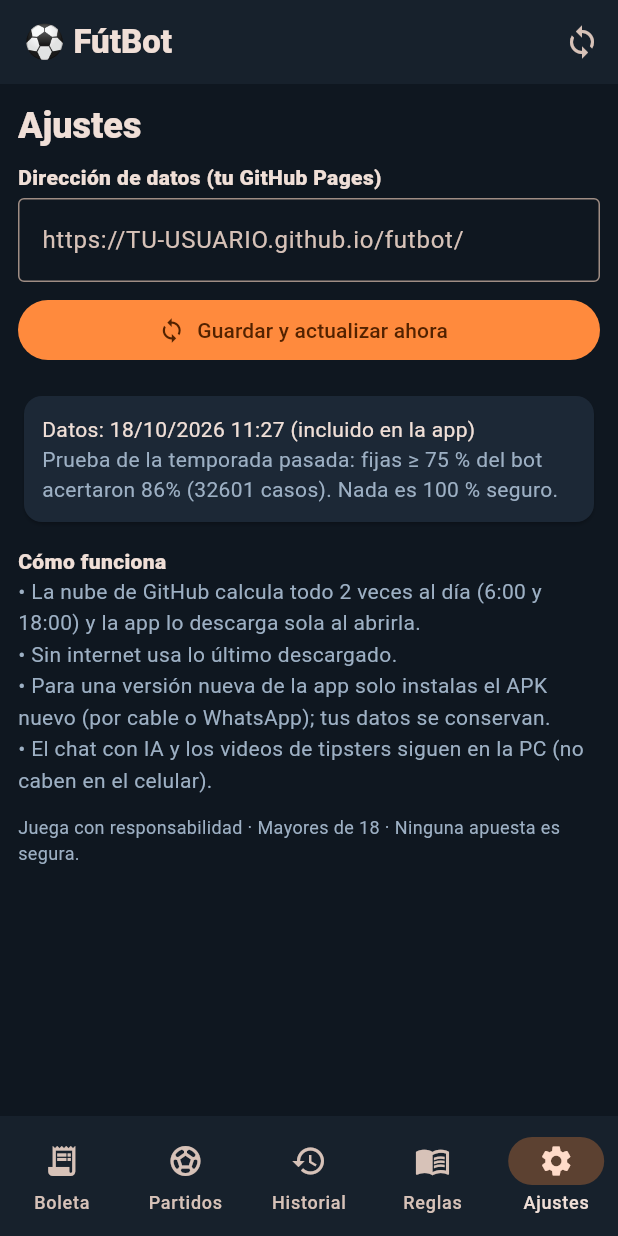
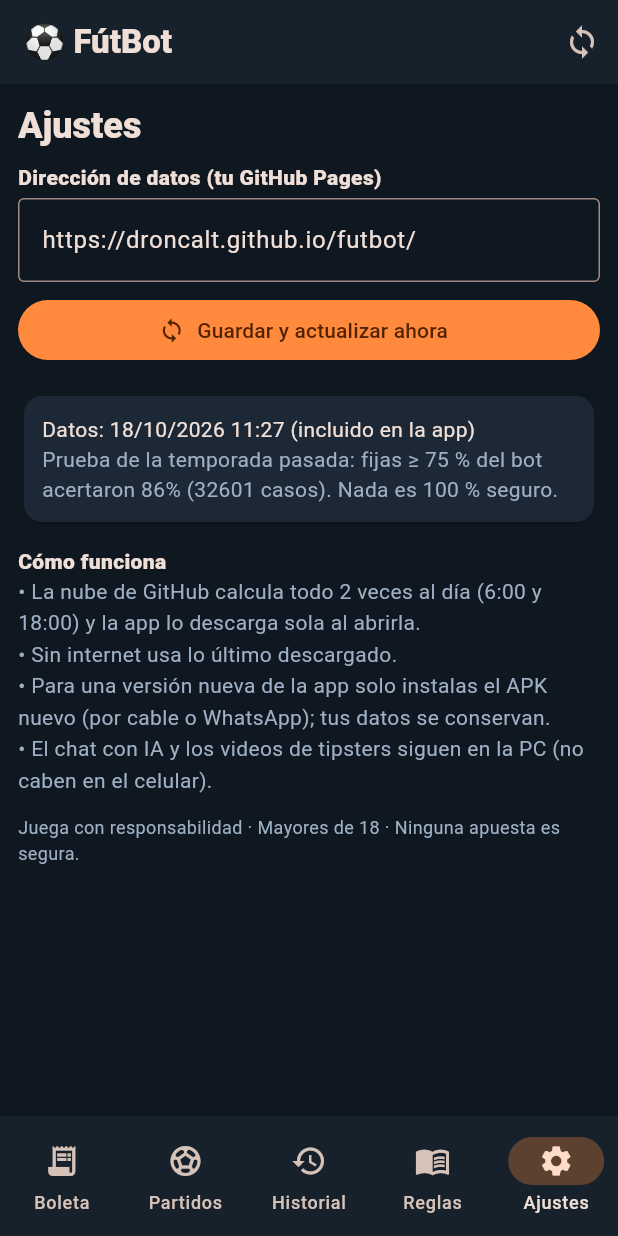
Before and after one commit to droncalt/futbot, a Flutter app: the screen it shows after launch, item 5 of the bottom bar chosen, on a phone screen of 412 x 824 dp. Run offline on Flutter 3.47's test engine with Material 3 defaults, Android fonts, the phone set to English and light mode, and no system bars; our stand-ins replace cached_network_image, shared_preferences; network calls fail.

Commit message:
App: dirección de la nube por defecto
Co-Authored-By: Claude Opus 5.5 <noreply@anthropic.com>

```diff
--- a/app_movil/lib/datos.dart
+++ b/app_movil/lib/datos.dart
@@ -65,7 +65,7 @@ class Repositorio {
 
   Future<void> iniciar() async {
     final pref = await SharedPreferences.getInstance();
-    urlBase = pref.getString(_kUrl) ?? '';
+    urlBase = pref.getString(_kUrl) ?? 'https://droncalt.github.io/futbot/';
     final guardado = pref.getString(_kPaquete);
     final f = pref.getString(_kFecha);
     descargado = f == null ? null : DateTime.tryParse(f);
```
